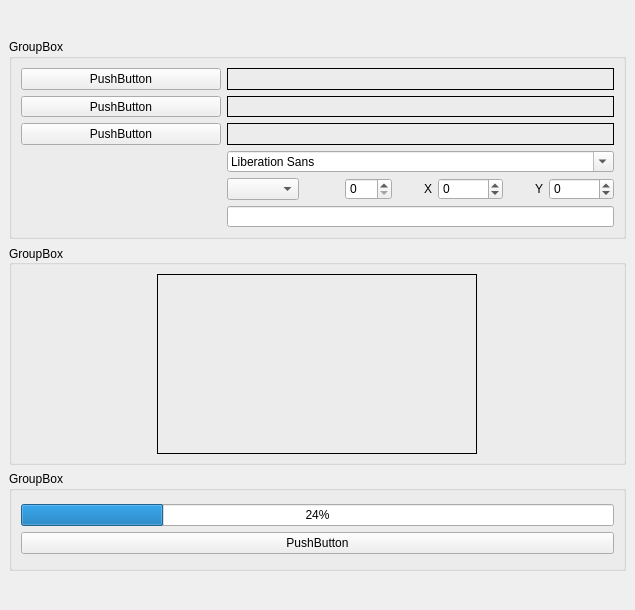
Above: main.ui from djfun/audio-visualizer-python before the change. Below: the same form after it.
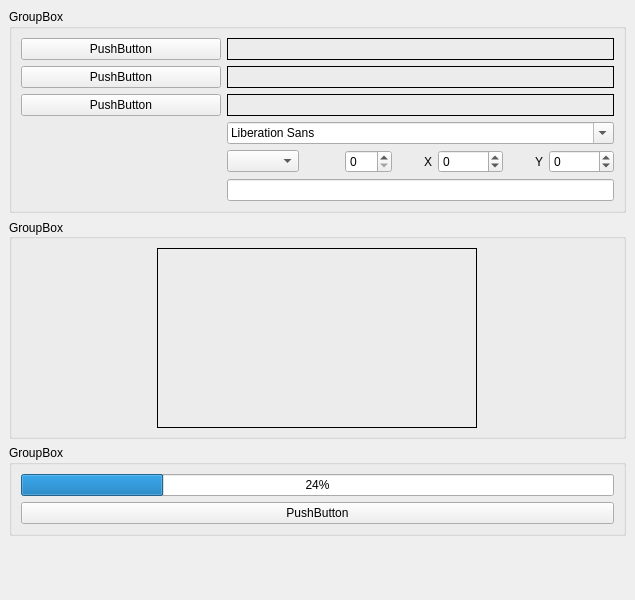
That is the form after the change.

Commit message: try fixing problems with high dpi screens, font size for video in pixels

```diff
--- a/main.ui
+++ b/main.ui
@@ -7,18 +7,42 @@
     <x>0</x>
     <y>0</y>
     <width>635</width>
-    <height>610</height>
+    <height>600</height>
    </rect>
   </property>
+  <property name="sizePolicy">
+   <sizepolicy hsizetype="Expanding" vsizetype="Expanding">
+    <horstretch>0</horstretch>
+    <verstretch>0</verstretch>
+   </sizepolicy>
+  </property>
+  <property name="minimumSize">
+   <size>
+    <width>635</width>
+    <height>600</height>
+   </size>
+  </property>
   <property name="windowTitle">
    <string>MainWindow</string>
   </property>
   <widget class="QWidget" name="centralwidget">
+   <property name="sizePolicy">
+    <sizepolicy hsizetype="Expanding" vsizetype="Expanding">
+     <horstretch>0</horstretch>
+     <verstretch>0</verstretch>
+    </sizepolicy>
+   </property>
    <layout class="QVBoxLayout" name="verticalLayout_3">
     <item>
      <layout class="QVBoxLayout" name="verticalLayout">
       <item>
        <widget class="QGroupBox" name="groupBox_settings">
+        <property name="sizePolicy">
+         <sizepolicy hsizetype="Expanding" vsizetype="Preferred">
+          <horstretch>0</horstretch>
+          <verstretch>0</verstretch>
+         </sizepolicy>
+        </property>
         <property name="minimumSize">
          <size>
           <width>0</width>
@@ -28,7 +52,7 @@
         <property name="maximumSize">
          <size>
           <width>16777215</width>
-          <height>200</height>
+          <height>16777215</height>
          </size>
         </property>
         <property name="title">
@@ -41,6 +65,12 @@
             <layout class="QHBoxLayout" name="horizontalLayout">
              <item>
               <widget class="QPushButton" name="pushButton_selectInput">
+               <property name="sizePolicy">
+                <sizepolicy hsizetype="Expanding" vsizetype="Fixed">
+                 <horstretch>1</horstretch>
+                 <verstretch>0</verstretch>
+                </sizepolicy>
+               </property>
                <property name="minimumSize">
                 <size>
                  <width>200</width>
@@ -49,7 +79,7 @@
                </property>
                <property name="maximumSize">
                 <size>
-                 <width>200</width>
+                 <width>16777215</width>
                  <height>16777215</height>
                 </size>
                </property>
@@ -60,6 +90,12 @@
              </item>
              <item>
               <widget class="QLabel" name="label_input">
+               <property name="sizePolicy">
+                <sizepolicy hsizetype="Preferred" vsizetype="Preferred">
+                 <horstretch>2</horstretch>
+                 <verstretch>0</verstretch>
+                </sizepolicy>
+               </property>
                <property name="frameShape">
                 <enum>QFrame::Box</enum>
                </property>
@@ -74,6 +110,12 @@
             <layout class="QHBoxLayout" name="horizontalLayout_2">
              <item>
               <widget class="QPushButton" name="pushButton_selectOutput">
+               <property name="sizePolicy">
+                <sizepolicy hsizetype="Expanding" vsizetype="Fixed">
+                 <horstretch>1</horstretch>
+                 <verstretch>0</verstretch>
+                </sizepolicy>
+               </property>
                <property name="minimumSize">
                 <size>
                  <width>200</width>
@@ -82,7 +124,7 @@
                </property>
                <property name="maximumSize">
                 <size>
-                 <width>200</width>
+                 <width>16777215</width>
                  <height>16777215</height>
                 </size>
                </property>
@@ -93,6 +135,12 @@
              </item>
              <item>
               <widget class="QLabel" name="label_output">
+               <property name="sizePolicy">
+                <sizepolicy hsizetype="Preferred" vsizetype="Preferred">
+                 <horstretch>2</horstretch>
+                 <verstretch>0</verstretch>
+                </sizepolicy>
+               </property>
                <property name="frameShape">
                 <enum>QFrame::Box</enum>
                </property>
@@ -107,6 +155,12 @@
             <layout class="QHBoxLayout" name="horizontalLayout_4">
              <item>
               <widget class="QPushButton" name="pushButton_selectBackground">
+               <property name="sizePolicy">
+                <sizepolicy hsizetype="Expanding" vsizetype="Fixed">
+                 <horstretch>1</horstretch>
+                 <verstretch>0</verstretch>
+                </sizepolicy>
+               </property>
                <property name="minimumSize">
                 <size>
                  <width>200</width>
@@ -115,7 +169,7 @@
                </property>
                <property name="maximumSize">
                 <size>
-                 <width>200</width>
+                 <width>16777215</width>
                  <height>16777215</height>
                 </size>
                </property>
@@ -126,6 +180,12 @@
              </item>
              <item>
               <widget class="QLabel" name="label_background">
+               <property name="sizePolicy">
+                <sizepolicy hsizetype="Preferred" vsizetype="Preferred">
+                 <horstretch>2</horstretch>
+                 <verstretch>0</verstretch>
+                </sizepolicy>
+               </property>
                <property name="frameShape">
                 <enum>QFrame::Box</enum>
                </property>
@@ -315,6 +375,12 @@
       </item>
       <item>
        <widget class="QGroupBox" name="groupBox_preview">
+        <property name="sizePolicy">
+         <sizepolicy hsizetype="Expanding" vsizetype="Preferred">
+          <horstretch>0</horstretch>
+          <verstretch>0</verstretch>
+         </sizepolicy>
+        </property>
         <property name="minimumSize">
          <size>
           <width>0</width>
@@ -368,10 +434,16 @@
       </item>
       <item>
        <widget class="QGroupBox" name="groupBox_create">
+        <property name="sizePolicy">
+         <sizepolicy hsizetype="Expanding" vsizetype="Expanding">
+          <horstretch>0</horstretch>
+          <verstretch>0</verstretch>
+         </sizepolicy>
+        </property>
         <property name="maximumSize">
          <size>
           <width>16777215</width>
-          <height>100</height>
+          <height>16777215</height>
          </size>
         </property>
         <property name="title">
@@ -385,16 +457,22 @@
              <property name="value">
               <number>24</number>
              </property>
+             <property name="alignment">
+              <set>Qt::AlignCenter</set>
+             </property>
              <property name="textVisible">
               <bool>true</bool>
              </property>
-             <property name="alignment">
-                <enum>Qt::AlignCenter</enum>
-             </property>
             </widget>
            </item>
            <item>
             <widget class="QPushButton" name="pushButton_createVideo">
+             <property name="sizePolicy">
+              <sizepolicy hsizetype="Expanding" vsizetype="Fixed">
+               <horstretch>0</horstretch>
+               <verstretch>0</verstretch>
+              </sizepolicy>
+             </property>
              <property name="text">
               <string>PushButton</string>
              </property>
@@ -405,6 +483,19 @@
         </layout>
        </widget>
       </item>
+      <item>
+       <spacer name="verticalSpacer">
+        <property name="orientation">
+         <enum>Qt::Vertical</enum>
+        </property>
+        <property name="sizeHint" stdset="0">
+         <size>
+          <width>20</width>
+          <height>0</height>
+         </size>
+        </property>
+       </spacer>
+      </item>
      </layout>
     </item>
    </layout>
```
The commit also changes 2 other files.
